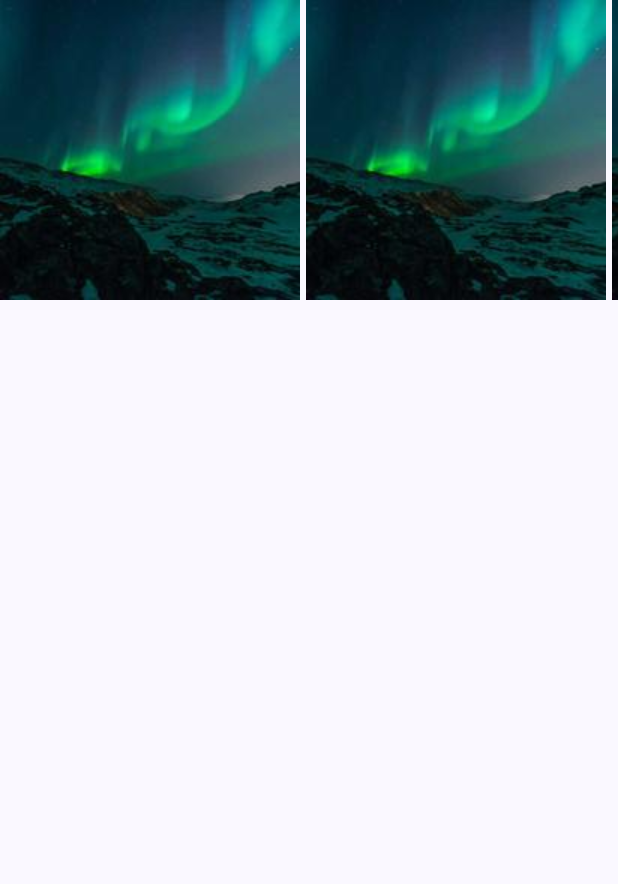
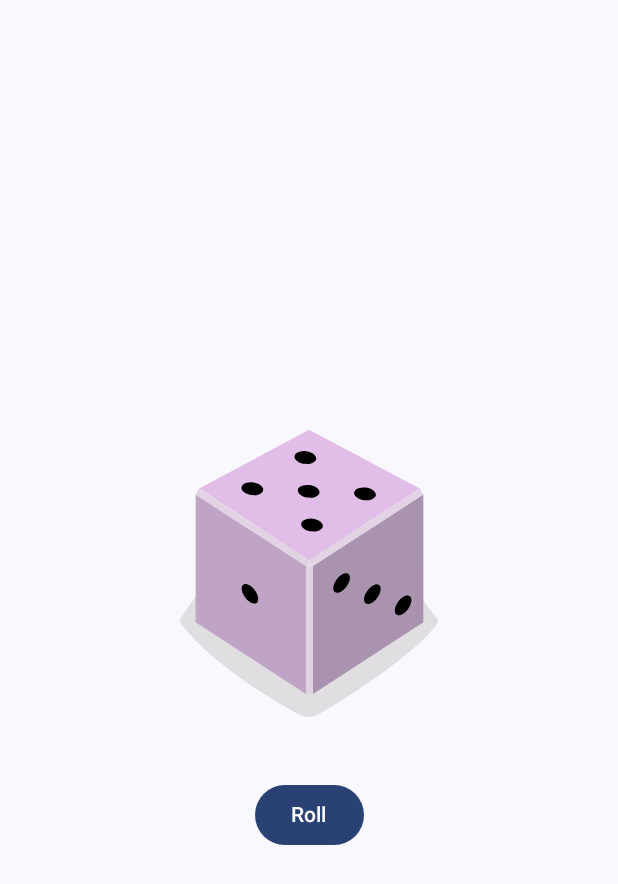
Before and after one commit to osvaldo-o/jetpack-compose, an Android app built with Jetpack Compose: the screen it shows after launch (MainActivity), on a phone screen of 412 x 824 dp. Shown: the top 884 px of the screen. Run offline under Robolectric (Android 15) with nearby library versions, the phone set to English and light mode, and no system bars.

Commit message:
Dice roller app

```diff
--- a/app/src/main/java/ico/hellocompose/MainActivity.kt
+++ b/app/src/main/java/ico/hellocompose/MainActivity.kt
@@ -27,6 +27,7 @@ import androidx.compose.ui.graphics.Color
 import androidx.compose.ui.tooling.preview.Preview
 import androidx.compose.ui.unit.dp
 import ico.hellocompose.button.MyButton
+import ico.hellocompose.codelabs.retos.DiceRollerApp
 import ico.hellocompose.control.CheckInfo
 import ico.hellocompose.control.MyCheckBoxWithText
 import ico.hellocompose.control.MyRadioButton
@@ -47,31 +48,18 @@ class MainActivity : ComponentActivity() {
                 Surface(
                     color = MaterialTheme.colorScheme.background
                 ) {
-                    PreviewLazy()
+                   DiceRollerApp()
                 }
             }
         }
     }
 }
 
-@Composable
-fun MainComposable() {
-    getOptions(titles = listOf("checkbox 1", "checkbox 2", "checkbox 3")).forEach {
-        MyCheckBoxWithText(checkInfo = it)
-    }
-}
 
-@Composable
-fun getOptions(titles: List<String>) : List<CheckInfo> = titles.map {
-    var status by rememberSaveable {
-        mutableStateOf(false)
-    }
-    CheckInfo(title = it, selected = status, onCheckedChange = {status = !it})
-}
 @Preview(showBackground = true, showSystemUi = true)
 @Composable
 fun GreetingPreview() {
     HelloComposeTheme {
-        PreviewLazy()
+        DiceRollerApp()
     }
 }
--- /dev/null
+++ b/app/src/main/java/ico/hellocompose/codelabs/retos/DiceRoller.kt
@@ -0,0 +1,50 @@
+package ico.hellocompose.codelabs.retos
+
+import android.widget.Space
+import androidx.annotation.DrawableRes
+import androidx.compose.foundation.Image
+import androidx.compose.foundation.layout.Column
+import androidx.compose.foundation.layout.Spacer
+import androidx.compose.foundation.layout.fillMaxSize
+import androidx.compose.foundation.layout.height
+import androidx.compose.foundation.layout.wrapContentSize
+import androidx.compose.material3.Button
+import androidx.compose.material3.Text
+import androidx.compose.runtime.Composable
+import androidx.compose.runtime.getValue
+import androidx.compose.runtime.mutableIntStateOf
+import androidx.compose.runtime.remember
+import androidx.compose.runtime.setValue
+import androidx.compose.ui.Alignment
+import androidx.compose.ui.Modifier
+import androidx.compose.ui.res.painterResource
+import androidx.compose.ui.res.stringResource
+import androidx.compose.ui.tooling.preview.Preview
+import androidx.compose.ui.unit.dp
+import ico.hellocompose.R
+
+@Preview(showBackground = true)
+@Composable
+fun DiceRollerApp() {
+    DiceWithButtonAndImage()
+}
+
+@Composable
+fun DiceWithButtonAndImage() {
+    var randomDice by remember {
+        mutableIntStateOf((0..5).random())
+    }
+    val dices = arrayListOf<@receiver:DrawableRes Int>(R.drawable.dice_1, R.drawable.dice_2, R.drawable.dice_3, R.drawable.dice_4, R.drawable.dice_5)
+    Column(modifier = Modifier
+        .fillMaxSize()
+        .wrapContentSize(Alignment.Center),
+        horizontalAlignment = Alignment.CenterHorizontally
+    ) {
+        Image(painter = painterResource(id = dices[randomDice]), contentDescription = "dices")
+        Spacer(modifier = Modifier.height(12.dp))
+        Button(onClick = { randomDice = (0..4).random() }) {
+            Text(text = stringResource(id = R.string.roll))
+        }
+    }
+
+}
--- a/app/src/main/java/ico/hellocompose/control/checkbox.kt
+++ b/app/src/main/java/ico/hellocompose/control/checkbox.kt
@@ -45,3 +45,18 @@ fun MyCheckBoxWithText(checkInfo: CheckInfo) {
         Text(text = checkInfo.title, Modifier.padding(vertical = 16.dp), fontWeight = FontWeight.Normal, fontSize = 16.sp)
     }
 }
+
+@Composable
+fun MainComposable() {
+    getOptions(titles = listOf("checkbox 1", "checkbox 2", "checkbox 3")).forEach {
+        MyCheckBoxWithText(checkInfo = it)
+    }
+}
+
+@Composable
+fun getOptions(titles: List<String>) : List<CheckInfo> = titles.map {
+    var status by rememberSaveable {
+        mutableStateOf(false)
+    }
+    CheckInfo(title = it, selected = status, onCheckedChange = {status = !it})
+}
--- a/app/src/main/java/ico/hellocompose/dialog/Dialog.kt
+++ b/app/src/main/java/ico/hellocompose/dialog/Dialog.kt
@@ -3,14 +3,11 @@ package ico.hellocompose.dialog
 import androidx.annotation.DrawableRes
 import androidx.compose.foundation.Image
 import androidx.compose.foundation.background
-import androidx.compose.foundation.gestures.scrollable
-import androidx.compose.foundation.horizontalScroll
 import androidx.compose.foundation.layout.Arrangement
 import androidx.compose.foundation.layout.Box
 import androidx.compose.foundation.layout.Column
 import androidx.compose.foundation.layout.Row
 import androidx.compose.foundation.layout.Spacer
-import androidx.compose.foundation.layout.defaultMinSize
 import androidx.compose.foundation.layout.fillMaxSize
 import androidx.compose.foundation.layout.fillMaxWidth
 import androidx.compose.foundation.layout.height
@@ -38,9 +35,7 @@ import androidx.compose.ui.unit.dp
 import androidx.compose.ui.unit.sp
 import androidx.compose.ui.window.Dialog
 import ico.hellocompose.R
-import ico.hellocompose.control.MyCheckBoxWithText
 import ico.hellocompose.control.MyRadioButton
-import ico.hellocompose.getOptions
 
 @Composable
 fun MyDialog(show: Boolean, clear: () -> Unit) {
--- /dev/null
+++ b/app/src/main/res/drawable/dice_1.xml
@@ -0,0 +1,66 @@
+<!--
+  ~ Copyright 2022, The Android Open Source Project
+  ~
+  ~ Licensed under the Apache License, Version 2.0 (the "License");
+  ~ you may not use this file except in compliance with the License.
+  ~ You may obtain a copy of the License at
+  ~
+  ~     http://www.apache.org/licenses/LICENSE-2.0
+  ~
+  ~ Unless required by applicable law or agreed to in writing, software
+  ~ distributed under the License is distributed on an "AS IS" BASIS,
+  ~ WITHOUT WARRANTIES OR CONDITIONS OF ANY KIND, either express or implied.
+  ~ See the License for the specific language governing permissions and
+  ~ limitations under the License.
+  -->
+
+<vector xmlns:android="http://schemas.android.com/apk/res/android"
+    android:width="200dp"
+    android:height="250dp"
+    android:viewportWidth="800"
+    android:viewportHeight="1000">
+    <path
+        android:fillAlpha="0.5"
+        android:fillColor="#C5C4C4"
+        android:pathData="M740.8,635.42c-68.27,90.47 -249.77,201.76 -316,240.63a50.7,50.7 0,0 1,-49.93 0.81c-64.19,-35 -234.09,-133.88 -315.65,-242a14.69,14.69 0,0 1,-0.12 -17.49c77.58,-106.29 159.67,-258.89 341.06,-258.89 182,0 242.19,139.08 340.27,258.88A14.62,14.62 0,0 1,740.8 635.42Z"
+        android:strokeAlpha="0.5" />
+    <path
+        android:fillColor="#AA93AE"
+        android:pathData="M704.9,630l-294.29,191.06l0,-340.85l294.29,-191.06l0,340.85z" />
+    <path
+        android:fillColor="#C0A4C5"
+        android:pathData="M97.59,630l294.29,191.06l0,-340.85l-294.29,-191.06l0,340.85z" />
+    <path
+        android:fillColor="#E1BEE7"
+        android:pathData="M400.14,464.73l-293.19,-191.45l293.19,-156.31l295.39,156.31l-295.39,191.45z" />
+    <path
+        android:fillColor="#E2D3E4"
+        android:pathData="M106.95,273.28l-9.36,15.87l294.29,191.06l8.26,-15.48l-293.19,-191.45z" />
+    <path
+        android:fillColor="#E2D3E4"
+        android:pathData="M695.53,273.28l9.37,15.87l-294.29,191.06l-10.47,-15.48l295.39,-191.45z" />
+    <path
+        android:fillColor="#E2D3E4"
+        android:pathData="M391.88,480.21h18.73v340.85h-18.73z" />
+    <path
+        android:fillColor="#E7DCE8"
+        android:pathData="M400.14,464.73l-8.26,15.48l18.73,0l-10.47,-15.48z" />
+    <path
+        android:fillColor="#000000"
+        android:pathData="M397.45,297.62a16.9,28.71 97.07,1 0,4.16 -33.54a16.9,28.71 97.07,1 0,-4.16 33.54z" />
+    <path
+        android:fillColor="#000000"
+        android:pathData="M297.17,539.02a30.12,16.11 53.82,1 0,26.01 -19.02a30.12,16.11 53.82,1 0,-26.01 19.02z" />
+    <path
+        android:fillColor="#000000"
+        android:pathData="M161.96,588.24a30.12,16.11 53.82,1 0,26.01 -19.02a30.12,16.11 53.82,1 0,-26.01 19.02z" />
+    <path
+        android:fillColor="#000000"
+        android:pathData="M551.15,579.45a30.12,16.11 126.18,1 0,35.56 -48.62a30.12,16.11 126.18,1 0,-35.56 48.62z" />
+    <path
+        android:fillColor="#000000"
+        android:pathData="M469.12,549.58a30.12,16.11 126.18,1 0,35.56 -48.62a30.12,16.11 126.18,1 0,-35.56 48.62z" />
+    <path
+        android:fillColor="#000000"
+        android:pathData="M633.17,609.29a30.12,16.11 126.18,1 0,35.56 -48.62a30.12,16.11 126.18,1 0,-35.56 48.62z" />
+</vector>
--- /dev/null
+++ b/app/src/main/res/drawable/dice_2.xml
@@ -0,0 +1,66 @@
+<!--
+  ~ Copyright 2022, The Android Open Source Project
+  ~
+  ~ Licensed under the Apache License, Version 2.0 (the "License");
+  ~ you may not use this file except in compliance with the License.
+  ~ You may obtain a copy of the License at
+  ~
+  ~     http://www.apache.org/licenses/LICENSE-2.0
+  ~
+  ~ Unless required by applicable law or agreed to in writing, software
+  ~ distributed under the License is distributed on an "AS IS" BASIS,
+  ~ WITHOUT WARRANTIES OR CONDITIONS OF ANY KIND, either express or implied.
+  ~ See the License for the specific language governing permissions and
+  ~ limitations under the License.
+  -->
+
+<vector xmlns:android="http://schemas.android.com/apk/res/android"
+    android:width="200dp"
+    android:height="250dp"
+    android:viewportWidth="800"
+    android:viewportHeight="1000">
+    <path
+        android:fillAlpha="0.5"
+        android:fillColor="#C5C4C4"
+        android:pathData="M740.8,635.42c-68.27,90.47 -249.77,201.76 -316,240.63a50.7,50.7 0,0 1,-49.93 0.81c-64.19,-35 -234.09,-133.88 -315.65,-242a14.69,14.69 0,0 1,-0.12 -17.49c77.58,-106.29 159.67,-258.89 341.06,-258.89 182,0 242.19,139.08 340.27,258.88A14.62,14.62 0,0 1,740.8 635.42Z"
+        android:strokeAlpha="0.5" />
+    <path
+        android:fillColor="#AA93AE"
+        android:pathData="M704.9,630l-294.29,191.06l0,-340.85l294.29,-191.06l0,340.85z" />
+    <path
+        android:fillColor="#C0A4C5"
+        android:pathData="M97.59,630l294.29,191.06l0,-340.85l-294.29,-191.06l0,340.85z" />
+    <path
+        android:fillColor="#E1BEE7"
+        android:pathData="M400.14,464.73l-293.19,-191.45l293.19,-156.31l295.39,156.31l-295.39,191.45z" />
+    <path
+        android:fillColor="#E2D3E4"
+        android:pathData="M106.95,273.28l-9.36,15.87l294.29,191.06l8.26,-15.48l-293.19,-191.45z" />
+    <path
+        android:fillColor="#E2D3E4"
+        android:pathData="M695.53,273.28l9.37,15.87l-294.29,191.06l-10.47,-15.48l295.39,-191.45z" />
+    <path
+        android:fillColor="#E2D3E4"
+        android:pathData="M391.88,480.21h18.73v340.85h-18.73z" />
+    <path
+        android:fillColor="#E7DCE8"
+        android:pathData="M400.14,464.73l-8.26,15.48l18.73,0l-10.47,-15.48z" />
+    <path
+        android:fillColor="#000000"
+        android:pathData="M520.85,303.25a16.9,28.71 97.07,1 0,4.16 -33.54a16.9,28.71 97.07,1 0,-4.16 33.54z" />
+    <path
+        android:fillColor="#000000"
+        android:pathData="M273.33,291.99a16.9,28.71 97.07,1 0,4.16 -33.54a16.9,28.71 97.07,1 0,-4.16 33.54z" />
+    <path
+        android:fillColor="#000000"
+        android:pathData="M229.56,563.64a30.12,16.11 53.82,1 0,26.01 -19.02a30.12,16.11 53.82,1 0,-26.01 19.02z" />
+    <path
+        android:fillColor="#000000"
+        android:pathData="M311.58,533.77a30.12,16.11 53.82,1 0,26.01 -19.02a30.12,16.11 53.82,1 0,-26.01 19.02z" />
+    <path
+        android:fillColor="#000000"
+        android:pathData="M147.54,593.49a30.12,16.11 53.82,1 0,26.01 -19.02a30.12,16.11 53.82,1 0,-26.01 19.02z" />
+    <path
+        android:fillColor="#000000"
+        android:pathData="M551.15,579.45a30.12,16.11 126.18,1 0,35.56 -48.62a30.12,16.11 126.18,1 0,-35.56 48.62z" />
+</vector>
--- /dev/null
+++ b/app/src/main/res/drawable/dice_3.xml
@@ -0,0 +1,66 @@
+<!--
+  ~ Copyright 2022, The Android Open Source Project
+  ~
+  ~ Licensed under the Apache License, Version 2.0 (the "License");
+  ~ you may not use this file except in compliance with the License.
+  ~ You may obtain a copy of the License at
+  ~
+  ~     http://www.apache.org/licenses/LICENSE-2.0
+  ~
+  ~ Unless required by applicable law or agreed to in writing, software
+  ~ distributed under the License is distributed on an "AS IS" BASIS,
+  ~ WITHOUT WARRANTIES OR CONDITIONS OF ANY KIND, either express or implied.
+  ~ See the License for the specific language governing permissions and
+  ~ limitations under the License.
+  -->
+
+<vector xmlns:android="http://schemas.android.com/apk/res/android"
+    android:width="200dp"
+    android:height="250dp"
+    android:viewportWidth="800"
+    android:viewportHeight="1000">
+    <path
+        android:fillAlpha="0.5"
+        android:fillColor="#C5C4C4"
+        android:pathData="M740.8,635.42c-68.27,90.47 -249.77,201.76 -316,240.63a50.7,50.7 0,0 1,-49.93 0.81c-64.19,-35 -234.09,-133.88 -315.65,-242a14.69,14.69 0,0 1,-0.12 -17.49c77.58,-106.29 159.67,-258.89 341.06,-258.89 182,0 242.19,139.08 340.27,258.88A14.62,14.62 0,0 1,740.8 635.42Z"
+        android:strokeAlpha="0.5" />
+    <path
+        android:fillColor="#AA93AE"
+        android:pathData="M704.9,630l-294.29,191.06l0,-340.85l294.29,-191.06l0,340.85z" />
+    <path
+        android:fillColor="#C0A4C5"
+        android:pathData="M97.59,630l294.29,191.06l0,-340.85l-294.29,-191.06l0,340.85z" />
+    <path
+        android:fillColor="#E1BEE7"
+        android:pathData="M400.14,464.73l-293.19,-191.45l293.19,-156.31l295.39,156.31l-295.39,191.45z" />
+    <path
+        android:fillColor="#E2D3E4"
+        android:pathData="M106.95,273.28l-9.36,15.87l294.29,191.06l8.26,-15.48l-293.19,-191.45z" />
+    <path
+        android:fillColor="#E2D3E4"
+        android:pathData="M695.53,273.28l9.37,15.87l-294.29,191.06l-10.47,-15.48l295.39,-191.45z" />
+    <path
+        android:fillColor="#E2D3E4"
+        android:pathData="M391.88,480.21h18.73v340.85h-18.73z" />
+    <path
+        android:fillColor="#E7DCE8"
+        android:pathData="M400.14,464.73l-8.26,15.48l18.73,0l-10.47,-15.48z" />
+    <path
+        android:fillColor="#000000"
+        android:pathData="M398.11,297.62a16.9,28.71 97.07,1 0,4.16 -33.54a16.9,28.71 97.07,1 0,-4.16 33.54z" />
+    <path
+        android:fillColor="#000000"
+        android:pathData="M548.27,304.46a16.9,28.71 97.07,1 0,4.16 -33.54a16.9,28.71 97.07,1 0,-4.16 33.54z" />
+    <path
+        android:fillColor="#000000"
+        android:pathData="M247.95,290.79a16.9,28.71 97.07,1 0,4.16 -33.54a16.9,28.71 97.07,1 0,-4.16 33.54z" />
+    <path
+        android:fillColor="#000000"
+        android:pathData="M229.56,563.64a30.12,16.11 53.82,1 0,26.01 -19.02a30.12,16.11 53.82,1 0,-26.01 19.02z" />
+    <path
+        android:fillColor="#000000"
+        android:pathData="M483.54,554.83a30.12,16.11 126.18,1 0,35.56 -48.62a30.12,16.11 126.18,1 0,-35.56 48.62z" />
+    <path
+        android:fillColor="#000000"
+        android:pathData="M618.75,604.04a30.12,16.11 126.18,1 0,35.56 -48.62a30.12,16.11 126.18,1 0,-35.56 48.62z" />
+</vector>
--- /dev/null
+++ b/app/src/main/res/drawable/dice_4.xml
@@ -0,0 +1,69 @@
+<!--
+  ~ Copyright 2022, The Android Open Source Project
+  ~
+  ~ Licensed under the Apache License, Version 2.0 (the "License");
+  ~ you may not use this file except in compliance with the License.
+  ~ You may obtain a copy of the License at
+  ~
+  ~     http://www.apache.org/licenses/LICENSE-2.0
+  ~
+  ~ Unless required by applicable law or agreed to in writing, software
+  ~ distributed under the License is distributed on an "AS IS" BASIS,
+  ~ WITHOUT WARRANTIES OR CONDITIONS OF ANY KIND, either express or implied.
+  ~ See the License for the specific language governing permissions and
+  ~ limitations under the License.
+  -->
+
+<vector xmlns:android="http://schemas.android.com/apk/res/android"
+    android:width="200dp"
+    android:height="250dp"
+    android:viewportWidth="800"
+    android:viewportHeight="1000">
+    <path
+        android:fillAlpha="0.5"
+        android:fillColor="#C5C4C4"
+        android:pathData="M740.8,635.42c-68.27,90.47 -249.77,201.76 -316,240.63a50.7,50.7 0,0 1,-49.93 0.81c-64.19,-35 -234.09,-133.88 -315.65,-242a14.69,14.69 0,0 1,-0.12 -17.49c77.58,-106.29 159.67,-258.89 341.06,-258.89 182,0 242.19,139.08 340.27,258.88A14.62,14.62 0,0 1,740.8 635.42Z"
+        android:strokeAlpha="0.5" />
+    <path
+        android:fillColor="#AA93AE"
+        android:pathData="M704.9,630l-294.29,191.06l0,-340.85l294.29,-191.06l0,340.85z" />
+    <path
+        android:fillColor="#C0A4C5"
+        android:pathData="M97.59,630l294.29,191.06l0,-340.85l-294.29,-191.06l0,340.85z" />
+    <path
+        android:fillColor="#E1BEE7"
+        android:pathData="M400.14,464.73l-293.19,-191.45l293.19,-156.31l295.39,156.31l-295.39,191.45z" />
+    <path
+        android:fillColor="#E2D3E4"
+        android:pathData="M106.95,273.28l-9.36,15.87l294.29,191.06l8.26,-15.48l-293.19,-191.45z" />
+    <path
+        android:fillColor="#E2D3E4"
+        android:pathData="M695.53,273.28l9.37,15.87l-294.29,191.06l-10.47,-15.48l295.39,-191.45z" />
+    <path
+        android:fillColor="#E2D3E4"
+        android:pathData="M391.88,480.21h18.73v340.85h-18.73z" />
+    <path
+        android:fillColor="#E7DCE8"
+        android:pathData="M400.14,464.73l-8.26,15.48l18.73,0l-10.47,-15.48z" />
+    <path
+        android:fillColor="#000000"
+        android:pathData="M530.08,303.65a16.9,28.71 97.07,1 0,4.16 -33.54a16.9,28.71 97.07,1 0,-4.16 33.54z" />
+    <path
+        android:fillColor="#000000"
+        android:pathData="M389.68,218.17a16.9,28.71 97.07,1 0,4.16 -33.54a16.9,28.71 97.07,1 0,-4.16 33.54z" />
+    <path
+        android:fillColor="#000000"
+        android:pathData="M405.35,377.09a16.9,28.71 97.07,1 0,4.16 -33.54a16.9,28.71 97.07,1 0,-4.16 33.54z" />
+    <path
+        android:fillColor="#000000"
+        android:pathData="M264.95,291.6a16.9,28.71 97.07,1 0,4.16 -33.54a16.9,28.71 97.07,1 0,-4.16 33.54z" />
+    <path
+        android:fillColor="#000000"
+        android:pathData="M297.17,541.59a30.12,16.11 53.82,1 0,26.01 -19.02a30.12,16.11 53.82,1 0,-26.01 19.02z" />
+    <path
+        android:fillColor="#000000"
+        android:pathData="M161.96,590.81a30.12,16.11 53.82,1 0,26.01 -19.02a30.12,16.11 53.82,1 0,-26.01 19.02z" />
+    <path
+        android:fillColor="#000000"
+        android:pathData="M551.15,579.45a30.12,16.11 126.18,1 0,35.56 -48.62a30.12,16.11 126.18,1 0,-35.56 48.62z" />
+</vector>
--- /dev/null
+++ b/app/src/main/res/drawable/dice_5.xml
@@ -0,0 +1,75 @@
+<!--
+  ~ Copyright 2022, The Android Open Source Project
+  ~
+  ~ Licensed under the Apache License, Version 2.0 (the "License");
+  ~ you may not use this file except in compliance with the License.
+  ~ You may obtain a copy of the License at
+  ~
+  ~     http://www.apache.org/licenses/LICENSE-2.0
+  ~
+  ~ Unless required by applicable law or agreed to in writing, software
+  ~ distributed under the License is distributed on an "AS IS" BASIS,
+  ~ WITHOUT WARRANTIES OR CONDITIONS OF ANY KIND, either express or implied.
+  ~ See the License for the specific language governing permissions and
+  ~ limitations under the License.
+  -->
+
+<vector xmlns:android="http://schemas.android.com/apk/res/android"
+    android:width="200dp"
+    android:height="250dp"
+    android:viewportWidth="800"
+    android:viewportHeight="1000">
+    <path
+        android:fillAlpha="0.5"
+        android:fillColor="#C5C4C4"
+        android:pathData="M740.8,635.42c-68.27,90.47 -249.77,201.76 -316,240.63a50.7,50.7 0,0 1,-49.93 0.81c-64.19,-35 -234.09,-133.88 -315.65,-242a14.69,14.69 0,0 1,-0.12 -17.49c77.58,-106.29 159.67,-258.89 341.06,-258.89 182,0 242.19,139.08 340.27,258.88A14.62,14.62 0,0 1,740.8 635.42Z"
+        android:strokeAlpha="0.5" />
+    <path
+        android:fillColor="#AA93AE"
+        android:pathData="M704.9,630l-294.29,191.06l0,-340.85l294.29,-191.06l0,340.85z" />
+    <path
+        android:fillColor="#C0A4C5"
+        android:pathData="M97.59,630l294.29,191.06l0,-340.85l-294.29,-191.06l0,340.85z" />
+    <path
+        android:fillColor="#E1BEE7"
+        android:pathData="M400.14,464.73l-293.19,-191.45l293.19,-156.31l295.39,156.31l-295.39,191.45z" />
+    <path
+        android:fillColor="#E2D3E4"
+        android:pathData="M106.95,273.28l-9.36,15.87l294.29,191.06l8.26,-15.48l-293.19,-191.45z" />
+    <path
+        android:fillColor="#E2D3E4"
+        android:pathData="M695.53,273.28l9.37,15.87l-294.29,191.06l-10.47,-15.48l295.39,-191.45z" />
+    <path
+        android:fillColor="#E2D3E4"
+        android:pathData="M391.88,480.21h18.73v340.85h-18.73z" />
+    <path
+        android:fillColor="#E7DCE8"
+        android:pathData="M400.14,464.73l-8.26,15.48l18.73,0l-10.47,-15.48z" />
+    <path
+        android:fillColor="#000000"
+        android:pathData="M397.05,297.63a16.9,28.71 97.07,1 0,4.16 -33.54a16.9,28.71 97.07,1 0,-4.16 33.54z" />
+    <path
+        android:fillColor="#000000"
+        android:pathData="M547.21,304.45a16.9,28.71 97.07,1 0,4.16 -33.54a16.9,28.71 97.07,1 0,-4.16 33.54z" />
+    <path
+        android:fillColor="#000000"
+        android:pathData="M388.17,207.62a16.9,28.71 97.07,1 0,4.16 -33.54a16.9,28.71 97.07,1 0,-4.16 33.54z" />
+    <path
+        android:fillColor="#000000"
+        android:pathData="M405.93,387.62a16.9,28.71 97.07,1 0,4.16 -33.54a16.9,28.71 97.07,1 0,-4.16 33.54z" />
+    <path
+        android:fillColor="#000000"
+        android:pathData="M246.89,290.79a16.9,28.71 97.07,1 0,4.16 -33.54a16.9,28.71 97.07,1 0,-4.16 33.54z" />
+    <path
+        android:fillColor="#000000"
+        android:pathData="M229.56,563.64a30.12,16.11 53.82,1 0,26.01 -19.02a30.12,16.11 53.82,1 0,-26.01 19.02z" />
+    <path
+        android:fillColor="#000000"
+        android:pathData="M551.15,579.45a30.12,16.11 126.18,1 0,35.56 -48.62a30.12,16.11 126.18,1 0,-35.56 48.62z" />
+    <path
+        android:fillColor="#000000"
+        android:pathData="M469.12,549.58a30.12,16.11 126.18,1 0,35.56 -48.62a30.12,16.11 126.18,1 0,-35.56 48.62z" />
+    <path
+        android:fillColor="#000000"
+        android:pathData="M633.17,609.29a30.12,16.11 126.18,1 0,35.56 -48.62a30.12,16.11 126.18,1 0,-35.56 48.62z" />
+</vector>
--- /dev/null
+++ b/app/src/main/res/drawable/dice_6.xml
@@ -0,0 +1,81 @@
+<!--
+  ~ Copyright 2022, The Android Open Source Project
+  ~
+  ~ Licensed under the Apache License, Version 2.0 (the "License");
+  ~ you may not use this file except in compliance with the License.
+  ~ You may obtain a copy of the License at
+  ~
+  ~     http://www.apache.org/licenses/LICENSE-2.0
+  ~
+  ~ Unless required by applicable law or agreed to in writing, software
+  ~ distributed under the License is distributed on an "AS IS" BASIS,
+  ~ WITHOUT WARRANTIES OR CONDITIONS OF ANY KIND, either express or implied.
+  ~ See the License for the specific language governing permissions and
+  ~ limitations under the License.
+  -->
+
+<vector xmlns:android="http://schemas.android.com/apk/res/android"
+    android:width="200dp"
+    android:height="250dp"
+    android:viewportWidth="800"
+    android:viewportHeight="1000">
+    <path
+        android:fillAlpha="0.5"
+        android:fillColor="#C5C4C4"
+        android:pathData="M740.8,635.42c-68.27,90.47 -249.77,201.76 -316,240.63a50.7,50.7 0,0 1,-49.93 0.81c-64.19,-35 -234.09,-133.88 -315.65,-242a14.69,14.69 0,0 1,-0.12 -17.49c77.58,-106.29 159.67,-258.89 341.06,-258.89 182,0 242.19,139.08 340.27,258.88A14.62,14.62 0,0 1,740.8 635.42Z"
+        android:strokeAlpha="0.5" />
+    <path
+        android:fillColor="#AA93AE"
+        android:pathData="M704.9,630l-294.29,191.06l0,-340.85l294.29,-191.06l0,340.85z" />
+    <path
+        android:fillColor="#C0A4C5"
+        android:pathData="M97.59,630l294.29,191.06l0,-340.85l-294.29,-191.06l0,340.85z" />
+    <path
+        android:fillColor="#E1BEE7"
+        android:pathData="M400.14,464.73l-293.19,-191.45l293.19,-156.31l295.39,156.31l-295.39,191.45z" />
+    <path
+        android:fillColor="#E2D3E4"
+        android:pathData="M106.95,273.28l-9.36,15.87l294.29,191.06l8.26,-15.48l-293.19,-191.45z" />
+    <path
+        android:fillColor="#E2D3E4"
+        android:pathData="M695.53,273.28l9.37,15.87l-294.29,191.06l-10.47,-15.48l295.39,-191.45z" />
+    <path
+        android:fillColor="#E2D3E4"
+        android:pathData="M391.88,480.21h18.73v340.85h-18.73z" />
+    <path
+        android:fillColor="#E7DCE8"
+        android:pathData="M400.14,464.73l-8.26,15.48l18.73,0l-10.47,-15.48z" />
+    <path
+        android:fillColor="#000000"
+        android:pathData="M326.53,254.89a16.9,28.71 97.07,1 0,4.16 -33.54a16.9,28.71 97.07,1 0,-4.16 33.54z" />
+    <path
+        android:fillColor="#000000"
+        android:pathData="M537.57,298.78a16.9,28.71 97.07,1 0,4.16 -33.54a16.9,28.71 97.07,1 0,-4.16 33.54z" />
+    <path
+        android:fillColor="#000000"
+        android:pathData="M397.17,213.3a16.9,28.71 97.07,1 0,4.16 -33.54a16.9,28.71 97.07,1 0,-4.16 33.54z" />
+    <path
+        android:fillColor="#000000"
+        android:pathData="M396.31,381.95a16.9,28.71 97.07,1 0,4.16 -33.54a16.9,28.71 97.07,1 0,-4.16 33.54z" />
+    <path
+        android:fillColor="#000000"
+        android:pathData="M255.91,296.47a16.9,28.71 97.07,1 0,4.16 -33.54a16.9,28.71 97.07,1 0,-4.16 33.54z" />
+    <path
+        android:fillColor="#000000"
+        android:pathData="M466.93,340.37a16.9,28.71 97.07,1 0,4.16 -33.54a16.9,28.71 97.07,1 0,-4.16 33.54z" />
+    <path
+        android:fillColor="#000000"
+        android:pathData="M230,563.64a30.12,16.11 53.82,1 0,26.01 -19.02a30.12,16.11 53.82,1 0,-26.01 19.02z" />
+    <path
+        android:fillColor="#000000"
+        android:pathData="M312.02,533.78a30.12,16.11 53.82,1 0,26.01 -19.02a30.12,16.11 53.82,1 0,-26.01 19.02z" />
+    <path
+        android:fillColor="#000000"
+        android:pathData="M147.96,593.48a30.12,16.11 53.82,1 0,26.01 -19.02a30.12,16.11 53.82,1 0,-26.01 19.02z" />
+    <path
+        android:fillColor="#000000"
+        android:pathData="M483.54,554.83a30.12,16.11 126.18,1 0,35.56 -48.62a30.12,16.11 126.18,1 0,-35.56 48.62z" />
+    <path
+        android:fillColor="#000000"
+        android:pathData="M618.75,604.04a30.12,16.11 126.18,1 0,35.56 -48.62a30.12,16.11 126.18,1 0,-35.56 48.62z" />
+</vector>
--- a/app/src/main/res/values/strings.xml
+++ b/app/src/main/res/values/strings.xml
@@ -1,3 +1,4 @@
 <resources>
     <string name="app_name">HelloCompose</string>
+    <string name="roll">Roll</string>
 </resources>
```
